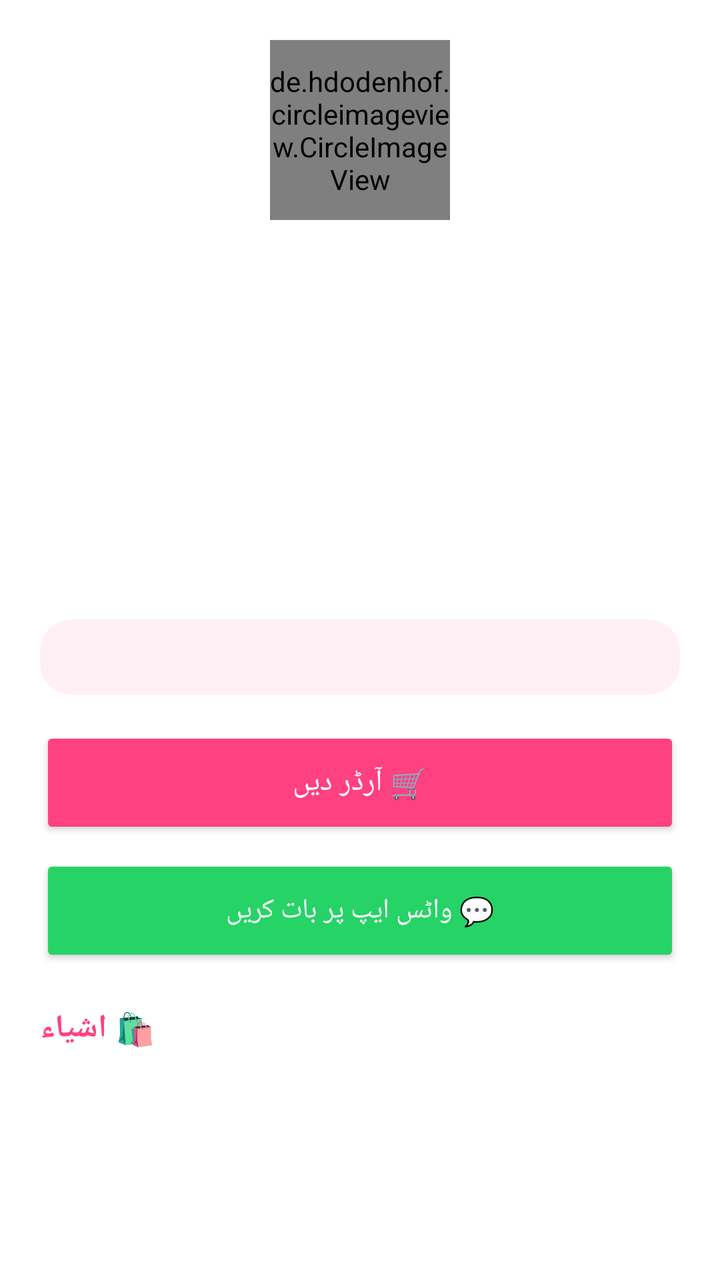
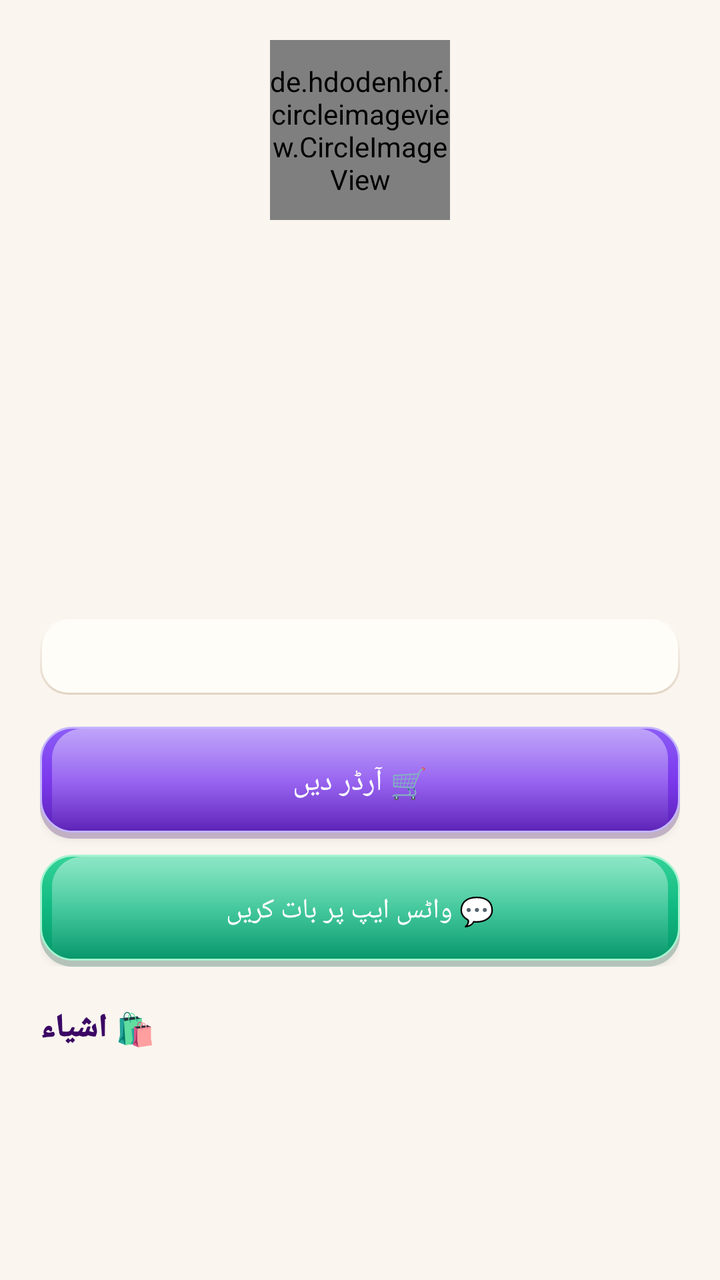

Compare the two renders of this Android layout. The source of the first and the diff that turns it into the second are given below.
<!-- AndroidManifest.xml: application theme Theme.SheEmpower -->
<!-- res/layout/activity_seller_profile.xml -->
<?xml version="1.0" encoding="utf-8"?>
<ScrollView xmlns:android="http://schemas.android.com/apk/res/android"
    android:layout_width="match_parent" android:layout_height="match_parent" android:background="#FFFFFF">
    <LinearLayout android:layout_width="match_parent" android:layout_height="wrap_content" android:orientation="vertical"
        android:background="?android:attr/windowBackground"
        android:padding="20dp">

        <RelativeLayout
            android:layout_width="match_parent"
            android:layout_height="wrap_content">
            <de.hdodenhof.circleimageview.CircleImageView android:id="@+id/ivSellerAvatar"
                android:layout_width="90dp" android:layout_height="90dp" android:layout_centerHorizontal="true" android:src="@drawable/placeholder_avatar" />
            <ImageButton
                android:id="@+id/btnSpeaker"
                android:layout_width="40dp"
                android:layout_height="40dp"
                android:layout_alignParentEnd="true"
                android:layout_centerVertical="true"
                android:background="?attr/selectableItemBackgroundBorderless"
                android:src="@drawable/ic_speaker"
                android:contentDescription="Speaker" />
        </RelativeLayout>

        <TextView android:id="@+id/tvSellerName" android:layout_width="match_parent" android:layout_height="wrap_content"
            android:gravity="center" android:textSize="20sp" android:textStyle="bold" android:textColor="#333333" android:layout_marginTop="8dp" />

        <TextView android:id="@+id/tvSellerCategory" android:layout_width="match_parent" android:layout_height="wrap_content"
            android:gravity="center" android:textColor="#FF4081" />

        <TextView android:id="@+id/tvSellerCity" android:layout_width="match_parent" android:layout_height="wrap_content"
            android:gravity="center" android:textColor="#888888" />

        <TextView android:id="@+id/tvSellerRating" android:layout_width="match_parent" android:layout_height="wrap_content"
            android:gravity="center" android:textColor="#FFA000" android:layout_marginTop="4dp" />

        <TextView android:id="@+id/tvSellerStatus" android:layout_width="match_parent" android:layout_height="wrap_content"
            android:gravity="center" android:textColor="#4CAF50" android:textStyle="bold" />

        
        <TextView android:id="@+id/tvSellerDeliveryBadge" android:layout_width="match_parent" android:layout_height="wrap_content"
            android:gravity="center" android:layout_marginTop="10dp" android:padding="10dp" android:textStyle="bold" android:textSize="13sp" />

        <TextView android:id="@+id/tvSellerBio" android:layout_width="match_parent" android:layout_height="wrap_content"
            android:gravity="center" android:layout_marginTop="10dp" android:textColor="#555555" />

        <TextView android:id="@+id/tvSellerCapacity" android:layout_width="match_parent" android:layout_height="wrap_content"
            android:gravity="center" android:layout_marginTop="8dp" android:textColor="#FF4081"
            android:background="@drawable/bg_rounded_pink_light" android:padding="10dp" android:textSize="13sp" />

        <Button android:id="@+id/btnPlaceOrder" android:layout_width="match_parent" android:layout_height="56dp"
            android:text="🛒 آرڈر دیں" android:textSize="15sp" android:backgroundTint="#FF4081" android:textColor="#FFFFFF" android:layout_marginTop="16dp" />

        <Button android:id="@+id/btnWhatsAppChat" android:layout_width="match_parent" android:layout_height="56dp"
            android:text="💬 واٹس ایپ پر بات کریں" android:textSize="14sp" android:backgroundTint="#25D366" android:textColor="#FFFFFF" android:layout_marginTop="8dp" />

        <TextView android:layout_width="wrap_content" android:layout_height="wrap_content"
            android:text="🛍️ اشیاء" android:textStyle="bold" android:textSize="16sp" android:textColor="#FF4081" android:layout_marginTop="20dp" />

        <androidx.recyclerview.widget.RecyclerView android:id="@+id/rvSellerProducts"
            android:layout_width="match_parent" android:layout_height="wrap_content" android:nestedScrollingEnabled="false" android:layout_marginTop="8dp" />

    </LinearLayout>
</ScrollView>
<!-- resources referenced by this layout -->
<resources>
  <!-- drawable bg_rounded_pink_light (drawable) -->
  <?xml version="1.0" encoding="utf-8"?>
  <shape xmlns:android="http://schemas.android.com/apk/res/android">
      <solid android:color="#FFF0F5" />
      <corners android:radius="16dp" />
  </shape>
  <!-- drawable ic_speaker (drawable) -->
  <?xml version="1.0" encoding="utf-8"?>
  <vector xmlns:android="http://schemas.android.com/apk/res/android"
      android:width="24dp"
      android:height="24dp"
      android:viewportWidth="24"
      android:viewportHeight="24">
      <path
          android:fillColor="#FFFFFF"
          android:pathData="M3,9v6h4l5,5V4L7,9H3zm13.5,3c0-1.77-1.02-3.29-2.5-4.03v8.05c1.48-0.73,2.5-2.25,2.5-4.02zM14,3.23v2.06c2.89,0.86,5,3.54,5,6.71s-2.11,5.85-5,6.71v2.06c4.01-0.91,7-4.49,7-8.77s-2.99-7.86-7-8.77z"/>
  </vector>
  <style name="Theme.SheEmpower" parent="Theme.AppCompat.Light.NoActionBar">
          <item name="colorPrimary">#FF4081</item>
          <item name="colorPrimaryDark">#C2185B</item>
          <item name="colorAccent">#FF4081</item>
          <item name="android:windowBackground">@color/bg_light</item>
          <item name="android:colorBackground">@color/white</item>
          <item name="android:textColorPrimary">@color/text_light</item>
          <item name="android:textColorSecondary">@color/text_gray</item>
      </style>
  <color name="bg_light">#FFFFFF</color>
  <color name="white">#FFFFFF</color>
  <color name="text_light">#333333</color>
  <color name="text_gray">#888888</color>
  <!-- unchanged entries left out for length: 1 -->
</resources>

<!-- the commit's change to res/layout/activity_seller_profile.xml (unified diff, before → after) -->
@@ -1,63 +1,229 @@
 <?xml version="1.0" encoding="utf-8"?>
 <ScrollView xmlns:android="http://schemas.android.com/apk/res/android"
-    android:layout_width="match_parent" android:layout_height="match_parent" android:background="#FFFFFF">
-    <LinearLayout android:layout_width="match_parent" android:layout_height="wrap_content" android:orientation="vertical"
-        android:background="?android:attr/windowBackground"
+    android:layout_width="match_parent"
+    android:layout_height="match_parent"
+    android:background="@color/bg_cream">
+
+    <LinearLayout
+        android:layout_width="match_parent"
+        android:layout_height="wrap_content"
+        android:orientation="vertical"
         android:padding="20dp">
 
-        <RelativeLayout
-            android:layout_width="match_parent"
-            android:layout_height="wrap_content">
-            <de.hdodenhof.circleimageview.CircleImageView android:id="@+id/ivSellerAvatar"
-                android:layout_width="90dp" android:layout_height="90dp" android:layout_centerHorizontal="true" android:src="@drawable/placeholder_avatar" />
-            <ImageButton
-                android:id="@+id/btnSpeaker"
-                android:layout_width="40dp"
-                android:layout_height="40dp"
-                android:layout_alignParentEnd="true"
-                android:layout_centerVertical="true"
-                android:background="?attr/selectableItemBackgroundBorderless"
-                android:src="@drawable/ic_speaker"
-                android:contentDescription="Speaker" />
-        </RelativeLayout>
-
-        <TextView android:id="@+id/tvSellerName" android:layout_width="match_parent" android:layout_height="wrap_content"
-            android:gravity="center" android:textSize="20sp" android:textStyle="bold" android:textColor="#333333" android:layout_marginTop="8dp" />
-
-        <TextView android:id="@+id/tvSellerCategory" android:layout_width="match_parent" android:layout_height="wrap_content"
-            android:gravity="center" android:textColor="#FF4081" />
-
-        <TextView android:id="@+id/tvSellerCity" android:layout_width="match_parent" android:layout_height="wrap_content"
-            android:gravity="center" android:textColor="#888888" />
-
-        <TextView android:id="@+id/tvSellerRating" android:layout_width="match_parent" android:layout_height="wrap_content"
-            android:gravity="center" android:textColor="#FFA000" android:layout_marginTop="4dp" />
-
-        <TextView android:id="@+id/tvSellerStatus" android:layout_width="match_parent" android:layout_height="wrap_content"
-            android:gravity="center" android:textColor="#4CAF50" android:textStyle="bold" />
+        <FrameLayout
+            android:layout_width="wrap_content"
+            android:layout_height="wrap_content"
+            android:layout_gravity="center">
+
+            <de.hdodenhof.circleimageview.CircleImageView
+                android:id="@+id/ivSellerAvatar"
+                android:layout_width="90dp"
+                android:layout_height="90dp"
+                android:src="@drawable/placeholder_avatar" />
+
+            <ImageView
+                android:id="@+id/ivSellerVerifiedBadge"
+                android:layout_width="26dp"
+                android:layout_height="26dp"
+                android:layout_gravity="top|end"
+                android:src="@drawable/ic_verified_badge"
+                android:visibility="gone"
+                android:contentDescription="Verified" />
+        </FrameLayout>
+
+        <TextView
+            android:id="@+id/tvSellerName"
+            android:layout_width="match_parent"
+            android:layout_height="wrap_content"
+            android:gravity="center"
+            android:textSize="20sp"
+            android:fontFamily="sans-serif-black"
+            android:textColor="@color/text_dark"
+            android:layout_marginTop="8dp" />
+
+        <TextView
+            android:id="@+id/tvSellerCategory"
+            android:layout_width="match_parent"
+            android:layout_height="wrap_content"
+            android:gravity="center"
+            android:textColor="@color/lavender_primary"
+            android:fontFamily="sans-serif-medium" />
+
+        <TextView
+            android:id="@+id/tvSellerCity"
+            android:layout_width="match_parent"
+            android:layout_height="wrap_content"
+            android:gravity="center"
+            android:textColor="@color/text_gray"
+            android:fontFamily="sans-serif" />
+
+        <TextView
+            android:id="@+id/tvSellerRating"
+            android:layout_width="match_parent"
+            android:layout_height="wrap_content"
+            android:gravity="center"
+            android:textColor="@color/star_gold"
+            android:layout_marginTop="4dp"
+            android:fontFamily="sans-serif-medium" />
+
+        <TextView
+            android:id="@+id/tvSellerStatus"
+            android:layout_width="match_parent"
+            android:layout_height="wrap_content"
+            android:gravity="center"
+            android:textColor="@color/success_green"
+            android:fontFamily="sans-serif-medium" />
+
+        <TextView
+            android:id="@+id/tvSellerDeliveryBadge"
+            android:layout_width="match_parent"
+            android:layout_height="wrap_content"
+            android:gravity="center"
+            android:layout_marginTop="10dp"
+            android:padding="10dp"
+            android:fontFamily="sans-serif-medium"
+            android:textSize="13sp" />
+
+        <TextView
+            android:id="@+id/tvSellerBio"
+            android:layout_width="match_parent"
+            android:layout_height="wrap_content"
+            android:gravity="center"
+            android:layout_marginTop="10dp"
+            android:textColor="@color/text_dark"
+            android:fontFamily="sans-serif" />
+
+        <TextView
+            android:id="@+id/tvSellerCapacity"
+            android:layout_width="match_parent"
+            android:layout_height="wrap_content"
+            android:gravity="center"
+            android:layout_marginTop="8dp"
+            android:textColor="@color/lavender_text"
+            android:background="@drawable/bg_skeu_input"
+            android:padding="10dp"
+            android:textSize="13sp"
+            android:fontFamily="sans-serif" />
 
         
-        <TextView android:id="@+id/tvSellerDeliveryBadge" android:layout_width="match_parent" android:layout_height="wrap_content"
-            android:gravity="center" android:layout_marginTop="10dp" android:padding="10dp" android:textStyle="bold" android:textSize="13sp" />
-
-        <TextView android:id="@+id/tvSellerBio" android:layout_width="match_parent" android:layout_height="wrap_content"
-            android:gravity="center" android:layout_marginTop="10dp" android:textColor="#555555" />
-
-        <TextView android:id="@+id/tvSellerCapacity" android:layout_width="match_parent" android:layout_height="wrap_content"
-            android:gravity="center" android:layout_marginTop="8dp" android:textColor="#FF4081"
-            android:background="@drawable/bg_rounded_pink_light" android:padding="10dp" android:textSize="13sp" />
-
-        <Button android:id="@+id/btnPlaceOrder" android:layout_width="match_parent" android:layout_height="56dp"
-            android:text="🛒 آرڈر دیں" android:textSize="15sp" android:backgroundTint="#FF4081" android:textColor="#FFFFFF" android:layout_marginTop="16dp" />
-
-        <Button android:id="@+id/btnWhatsAppChat" android:layout_width="match_parent" android:layout_height="56dp"
-            android:text="💬 واٹس ایپ پر بات کریں" android:textSize="14sp" android:backgroundTint="#25D366" android:textColor="#FFFFFF" android:layout_marginTop="8dp" />
-
-        <TextView android:layout_width="wrap_content" android:layout_height="wrap_content"
-            android:text="🛍️ اشیاء" android:textStyle="bold" android:textSize="16sp" android:textColor="#FF4081" android:layout_marginTop="20dp" />
-
-        <androidx.recyclerview.widget.RecyclerView android:id="@+id/rvSellerProducts"
-            android:layout_width="match_parent" android:layout_height="wrap_content" android:nestedScrollingEnabled="false" android:layout_marginTop="8dp" />
+        <LinearLayout
+            android:id="@+id/layoutBuyerActions"
+            android:layout_width="match_parent"
+            android:layout_height="wrap_content"
+            android:orientation="vertical">
+
+            <Button
+                android:id="@+id/btnPlaceOrder"
+                android:layout_width="match_parent"
+                android:layout_height="56dp"
+                android:text="🛒 آرڈر دیں"
+                android:textSize="15sp"
+                android:fontFamily="sans-serif-medium"
+                android:textColor="#FFFFFF"
+                android:background="@drawable/bg_skeu_button_primary"
+                android:layout_marginTop="16dp" />
+
+            <Button
+                android:id="@+id/btnWhatsAppChat"
+                android:layout_width="match_parent"
+                android:layout_height="56dp"
+                android:text="💬 واٹس ایپ پر بات کریں"
+                android:textSize="14sp"
+                android:fontFamily="sans-serif-medium"
+                android:background="@drawable/bg_skeu_button_green"
+                android:textColor="#FFFFFF"
+                android:layout_marginTop="8dp" />
+        </LinearLayout>
+
+        
+        <LinearLayout
+            android:id="@+id/layoutAdminReview"
+            android:layout_width="match_parent"
+            android:layout_height="wrap_content"
+            android:orientation="vertical"
+            android:background="@drawable/bg_skeu_card"
+            android:padding="16dp"
+            android:layout_marginTop="16dp"
+            android:visibility="gone">
+
+            <TextView
+                android:layout_width="match_parent"
+                android:layout_height="wrap_content"
+                android:text="🛡️ ایڈمن — تصدیقی دستاویزات"
+                android:textStyle="bold"
+                android:fontFamily="sans-serif-black"
+                android:textColor="@color/lavender_text"
+                android:textSize="15sp"
+                android:layout_marginBottom="10dp" />
+
+            <Button
+                android:id="@+id/btnViewCnic"
+                android:layout_width="match_parent"
+                android:layout_height="50dp"
+                android:text="🖼️ شناختی کارڈ دیکھیں / View CNIC"
+                android:textSize="13sp"
+                android:fontFamily="sans-serif-medium"
+                android:background="@drawable/bg_skeu_button_cream"
+                android:textColor="@color/lavender_text"
+                android:layout_marginBottom="8dp" />
+
+            <Button
+                android:id="@+id/btnPlayVoice"
+                android:layout_width="match_parent"
+                android:layout_height="50dp"
+                android:text="🔊 آواز سنیں / Play Voice Sample"
+                android:textSize="13sp"
+                android:fontFamily="sans-serif-medium"
+                android:background="@drawable/bg_skeu_button_cream"
+                android:textColor="@color/lavender_text"
+                android:layout_marginBottom="14dp" />
+
+            <LinearLayout
+                android:layout_width="match_parent"
+                android:layout_height="wrap_content"
+                android:orientation="horizontal">
+
+                <Button
+                    android:id="@+id/btnAdminApprove"
+                    android:layout_width="0dp"
+                    android:layout_height="52dp"
+                    android:layout_weight="1"
+                    android:text="✅ منظور کریں"
+                    android:fontFamily="sans-serif-medium"
+                    android:textSize="13sp"
+                    android:background="@drawable/bg_skeu_button_green"
+                    android:textColor="#FFFFFF" />
+
+                <Button
+                    android:id="@+id/btnAdminReject"
+                    android:layout_width="0dp"
+                    android:layout_height="52dp"
+                    android:layout_weight="1"
+                    android:layout_marginStart="8dp"
+                    android:text="❌ مسترد کریں"
+                    android:fontFamily="sans-serif-medium"
+                    android:textSize="13sp"
+                    android:background="@drawable/bg_skeu_button_red"
+                    android:textColor="#FFFFFF" />
+            </LinearLayout>
+        </LinearLayout>
+
+        <TextView
+            android:layout_width="wrap_content"
+            android:layout_height="wrap_content"
+            android:text="🛍️ اشیاء"
+            android:textStyle="bold"
+            android:fontFamily="sans-serif-black"
+            android:textSize="16sp"
+            android:textColor="@color/lavender_text"
+            android:layout_marginTop="20dp" />
+
+        <androidx.recyclerview.widget.RecyclerView
+            android:id="@+id/rvSellerProducts"
+            android:layout_width="match_parent"
+            android:layout_height="wrap_content"
+            android:nestedScrollingEnabled="false"
+            android:layout_marginTop="8dp" />
 
     </LinearLayout>
 </ScrollView>
<!-- resource entries referenced after the edit -->
@@ -1,35 +1,185 @@
 <!-- resources referenced by this layout -->
 <resources>
-  <!-- drawable bg_rounded_pink_light (drawable) -->
+  <color name="bg_cream">#FAF5EF</color>
+  <color name="lavender_primary">#7C3AED</color>
+  <color name="lavender_text">#3B0764</color>
+  <color name="star_gold">#F59E0B</color>
+  <color name="success_green">#10B981</color>
+  <color name="text_dark">#2D253B</color>
+  <style name="Theme.SheEmpower" parent="Theme.AppCompat.Light.NoActionBar">
+          <item name="colorPrimary">@color/lavender_primary</item>
+          <item name="colorPrimaryDark">@color/lavender_dark</item>
+          <item name="colorAccent">@color/lavender_primary</item>
+          <item name="android:windowBackground">@color/bg_cream</item>
+          <item name="android:colorBackground">@color/bg_cream</item>
+          <item name="android:textColorPrimary">@color/text_dark</item>
+          <item name="android:textColorSecondary">@color/text_gray</item>
+      </style>
+  <color name="lavender_dark">#5B21B6</color>
+  <color name="text_gray">#6B637B</color>
+  <!-- drawable bg_skeu_button_cream (drawable) -->
   <?xml version="1.0" encoding="utf-8"?>
-  <shape xmlns:android="http://schemas.android.com/apk/res/android">
-      <solid android:color="#FFF0F5" />
-      <corners android:radius="16dp" />
-  </shape>
-  <!-- drawable ic_speaker (drawable) -->
+  <layer-list xmlns:android="http://schemas.android.com/apk/res/android">
+      <item android:top="3dp">
+          <shape android:shape="rectangle">
+              <solid android:color="#202D253B" />
+              <corners android:radius="16dp" />
+          </shape>
+      </item>
+      <item android:bottom="3dp">
+          <shape android:shape="rectangle">
+              <gradient
+                  android:startColor="#FFFDF9"
+                  android:centerColor="#FAF5EF"
+                  android:endColor="#EDE9FE"
+                  android:angle="270" />
+              <stroke android:width="1dp" android:color="#DDD6FE" />
+              <corners android:radius="16dp" />
+          </shape>
+      </item>
+  </layer-list>
+  <!-- drawable bg_skeu_button_green (drawable) -->
+  <?xml version="1.0" encoding="utf-8"?>
+  <layer-list xmlns:android="http://schemas.android.com/apk/res/android">
+      <item android:top="3dp">
+          <shape android:shape="rectangle">
+              <solid android:color="#40064E3B" />
+              <corners android:radius="16dp" />
+          </shape>
+      </item>
+      <item android:bottom="3dp">
+          <shape android:shape="rectangle">
+              <gradient
+                  android:startColor="#34D399"
+                  android:centerColor="#10B981"
+                  android:endColor="#059669"
+                  android:angle="270" />
+              <stroke android:width="1dp" android:color="#A7F3D0" />
+              <corners android:radius="16dp" />
+          </shape>
+      </item>
+      <item android:bottom="3dp" android:top="1dp" android:left="6dp" android:right="6dp">
+          <shape android:shape="rectangle">
+              <gradient
+                  android:startColor="#70FFFFFF"
+                  android:endColor="#00FFFFFF"
+                  android:angle="270" />
+              <corners android:topLeftRadius="15dp" android:topRightRadius="15dp" />
+          </shape>
+      </item>
+  </layer-list>
+  <!-- drawable bg_skeu_button_primary (drawable) -->
+  <?xml version="1.0" encoding="utf-8"?>
+  <layer-list xmlns:android="http://schemas.android.com/apk/res/android">
+      
+      <item android:top="3dp">
+          <shape android:shape="rectangle">
+              <solid android:color="#403B0764" />
+              <corners android:radius="16dp" />
+          </shape>
+      </item>
+      
+      <item android:bottom="3dp">
+          <shape android:shape="rectangle">
+              <gradient
+                  android:startColor="#8B5CF6"
+                  android:centerColor="@color/lavender_primary"
+                  android:endColor="@color/lavender_dark"
+                  android:angle="270" />
+              <stroke android:width="1dp" android:color="#C4B5FD" />
+              <corners android:radius="16dp" />
+          </shape>
+      </item>
+      
+      <item android:bottom="3dp" android:top="1dp" android:left="6dp" android:right="6dp">
+          <shape android:shape="rectangle">
+              <gradient
+                  android:startColor="#70FFFFFF"
+                  android:endColor="#00FFFFFF"
+                  android:angle="270" />
+              <corners android:topLeftRadius="15dp" android:topRightRadius="15dp" />
+          </shape>
+      </item>
+  </layer-list>
+  <!-- drawable bg_skeu_button_red (drawable) -->
+  <?xml version="1.0" encoding="utf-8"?>
+  <layer-list xmlns:android="http://schemas.android.com/apk/res/android">
+      <item android:top="3dp">
+          <shape android:shape="rectangle">
+              <solid android:color="#407F1D1D" />
+              <corners android:radius="16dp" />
+          </shape>
+      </item>
+      <item android:bottom="3dp">
+          <shape android:shape="rectangle">
+              <gradient
+                  android:startColor="#F87171"
+                  android:centerColor="#EF4444"
+                  android:endColor="#DC2626"
+                  android:angle="270" />
+              <stroke android:width="1dp" android:color="#FECACA" />
+              <corners android:radius="16dp" />
+          </shape>
+      </item>
+  </layer-list>
+  <!-- drawable bg_skeu_card (drawable) -->
+  <?xml version="1.0" encoding="utf-8"?>
+  <layer-list xmlns:android="http://schemas.android.com/apk/res/android">
+      
+      <item android:top="3dp">
+          <shape android:shape="rectangle">
+              <solid android:color="#1A2D253B" />
+              <corners android:radius="18dp" />
+          </shape>
+      </item>
+      
+      <item android:bottom="3dp">
+          <shape android:shape="rectangle">
+              <gradient
+                  android:startColor="#FFFDF9"
+                  android:centerColor="#FAF5EF"
+                  android:endColor="#F0E5D8"
+                  android:angle="270" />
+              <stroke android:width="1dp" android:color="#FFFFFF" />
+              <corners android:radius="18dp" />
+          </shape>
+      </item>
+  </layer-list>
+  <!-- drawable bg_skeu_input (drawable) -->
+  <?xml version="1.0" encoding="utf-8"?>
+  <layer-list xmlns:android="http://schemas.android.com/apk/res/android">
+      
+      <item>
+          <shape android:shape="rectangle">
+              <gradient
+                  android:startColor="#E2D4C3"
+                  android:endColor="#FFFDF9"
+                  android:angle="90" />
+              <corners android:radius="14dp" />
+          </shape>
+      </item>
+      
+      <item android:top="1dp" android:left="1dp" android:right="1dp" android:bottom="1dp">
+          <shape android:shape="rectangle">
+              <solid android:color="#FFFDF8" />
+              <corners android:radius="13dp" />
+          </shape>
+      </item>
+  </layer-list>
+  <!-- drawable ic_verified_badge (drawable) -->
   <?xml version="1.0" encoding="utf-8"?>
   <vector xmlns:android="http://schemas.android.com/apk/res/android"
-      android:width="24dp"
-      android:height="24dp"
+      android:width="28dp"
+      android:height="28dp"
       android:viewportWidth="24"
       android:viewportHeight="24">
       <path
+          android:fillColor="#4CAF50"
+          android:pathData="M12,2 L14.4,4.2 L17.5,3.6 L18.4,6.6 L21.4,7.5 L20.8,10.6 L23,13 L20.8,15.4 L21.4,18.5 L18.4,19.4 L17.5,22.4 L14.4,21.8 L12,24 L9.6,21.8 L6.5,22.4 L5.6,19.4 L2.6,18.5 L3.2,15.4 L1,13 L3.2,10.6 L2.6,7.5 L5.6,6.6 L6.5,3.6 L9.6,4.2 Z" />
+      <path
           android:fillColor="#FFFFFF"
-          android:pathData="M3,9v6h4l5,5V4L7,9H3zm13.5,3c0-1.77-1.02-3.29-2.5-4.03v8.05c1.48-0.73,2.5-2.25,2.5-4.02zM14,3.23v2.06c2.89,0.86,5,3.54,5,6.71s-2.11,5.85-5,6.71v2.06c4.01-0.91,7-4.49,7-8.77s-2.99-7.86-7-8.77z"/>
+          android:pathData="M9.5,12.5 L11.2,14.2 L15,10" />
   </vector>
-  <style name="Theme.SheEmpower" parent="Theme.AppCompat.Light.NoActionBar">
-          <item name="colorPrimary">#FF4081</item>
-          <item name="colorPrimaryDark">#C2185B</item>
-          <item name="colorAccent">#FF4081</item>
-          <item name="android:windowBackground">@color/bg_light</item>
-          <item name="android:colorBackground">@color/white</item>
-          <item name="android:textColorPrimary">@color/text_light</item>
-          <item name="android:textColorSecondary">@color/text_gray</item>
-      </style>
-  <color name="bg_light">#FFFFFF</color>
-  <color name="white">#FFFFFF</color>
-  <color name="text_light">#333333</color>
-  <color name="text_gray">#888888</color>
   <!-- unchanged entries left out for length: 1 -->
 </resources>
 
